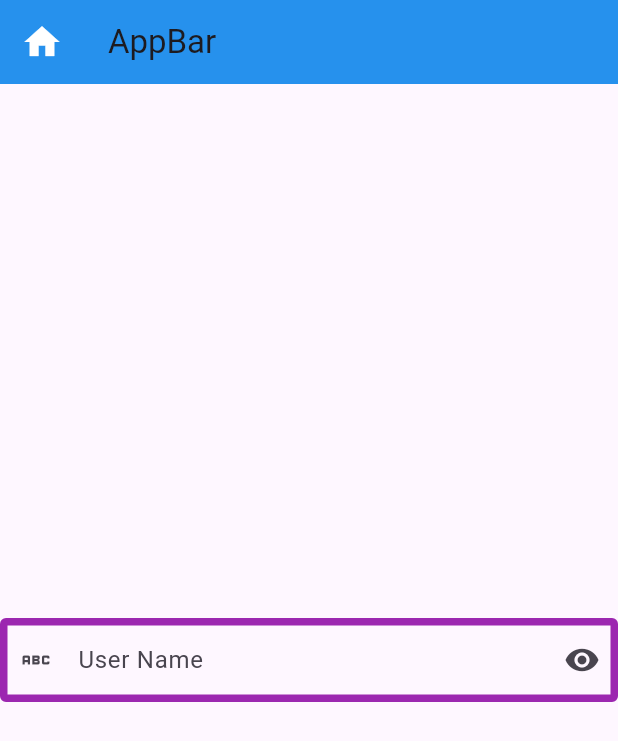
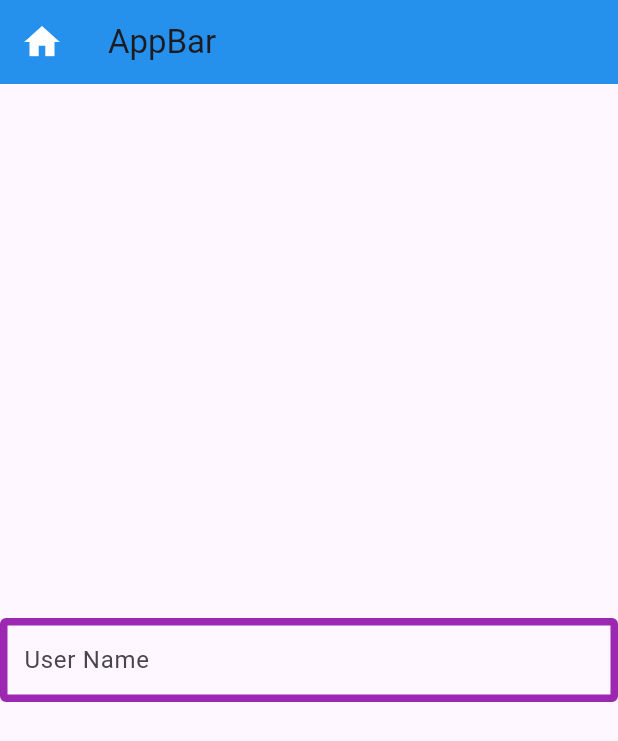
Before and after one commit to littleboyaba/Flutter-Widgets, a Flutter app: the screen it shows after launch, on a phone screen of 412 x 824 dp. Shown: the top 741 px of the screen. Run offline on Flutter 3.47's test engine with Material 3 defaults, Android fonts, the phone set to English and light mode, and no system bars.

Commit message:
Widget => TextField

```diff
--- a/lib/main.dart
+++ b/lib/main.dart
@@ -74,10 +74,10 @@ class HomeActivity extends StatelessWidget {
                 label: Text("User Name"),
                 hintText: 'Enter your name',
 
-                prefix: Text('ID: '),
-                prefixIcon: Icon(Icons.abc),
-                suffix: Text('SuffixText'),
-                suffixIcon: Icon(Icons.remove_red_eye_sharp),
+                // prefix: Text('ID: '),
+                // prefixIcon: Icon(Icons.abc),
+                // suffix: Text('SuffixText'),
+                // suffixIcon: Icon(Icons.remove_red_eye_sharp),
 
                 border: OutlineInputBorder(
                   borderSide: BorderSide(
```
